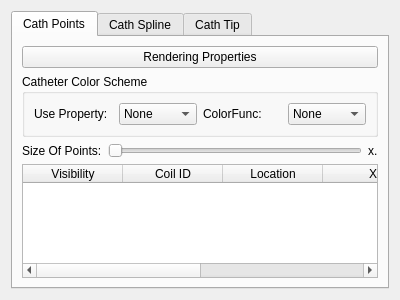
Qt form rtUI/cathOptions.ui (pengwg/vurtigo) before a commit.
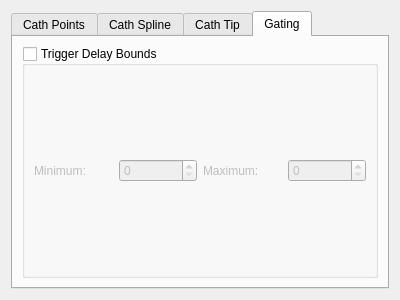
The same form after that commit. The open tabs and pages were chosen to show the change.

Commit message:
Gate catheter by trigger delay
Analysis:

In order to smooth the motion of the catheter, we want to  be able to specify
a bounds on the trigger delay so as to only update the catheter position during
a specific phase.

Resolution:

If gating is enabled, the global trigger delay is checked to see if it is within
the user specified min/max bounds. If not, we don't update the catheter position.

BugID: 797
Reviewed by:

Patch:
```diff
--- a/rtUI/cathOptions.ui
+++ b/rtUI/cathOptions.ui
@@ -333,6 +333,65 @@
        </item>
       </layout>
      </widget>
+     <widget class="QWidget" name="tab_4">
+      <attribute name="title">
+       <string>Gating</string>
+      </attribute>
+      <layout class="QVBoxLayout" name="verticalLayout_3">
+       <item>
+        <widget class="QGroupBox" name="gateBox">
+         <property name="toolTip">
+          <string>Enable gating of the trigger delay</string>
+         </property>
+         <property name="title">
+          <string>Trigger Delay Bounds</string>
+         </property>
+         <property name="checkable">
+          <bool>true</bool>
+         </property>
+         <property name="checked">
+          <bool>false</bool>
+         </property>
+         <layout class="QHBoxLayout" name="horizontalLayout_3">
+          <item>
+           <widget class="QLabel" name="label_9">
+            <property name="text">
+             <string>Minimum:</string>
+            </property>
+           </widget>
+          </item>
+          <item>
+           <widget class="QSpinBox" name="minBox">
+            <property name="keyboardTracking">
+             <bool>false</bool>
+            </property>
+            <property name="maximum">
+             <number>99999</number>
+            </property>
+           </widget>
+          </item>
+          <item>
+           <widget class="QLabel" name="label_10">
+            <property name="text">
+             <string>Maximum:</string>
+            </property>
+           </widget>
+          </item>
+          <item>
+           <widget class="QSpinBox" name="maxBox">
+            <property name="keyboardTracking">
+             <bool>false</bool>
+            </property>
+            <property name="maximum">
+             <number>99999</number>
+            </property>
+           </widget>
+          </item>
+         </layout>
+        </widget>
+       </item>
+      </layout>
+     </widget>
     </widget>
    </item>
   </layout>
```
The commit also changes 2 other files.
